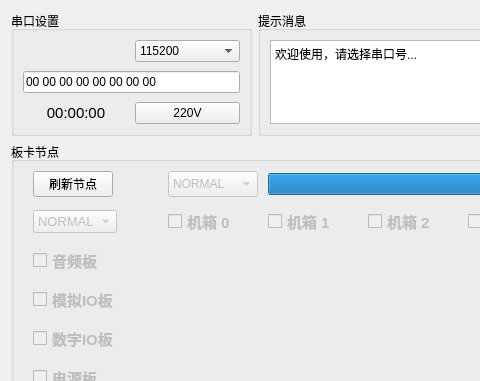
First picture: the form in ProgramUpdate.ui, repository chenzhipeng-hqu/python, before the edit; both pictures show x 0 to 480 and y 0 to 381 of the 991 by 819 pixel window.
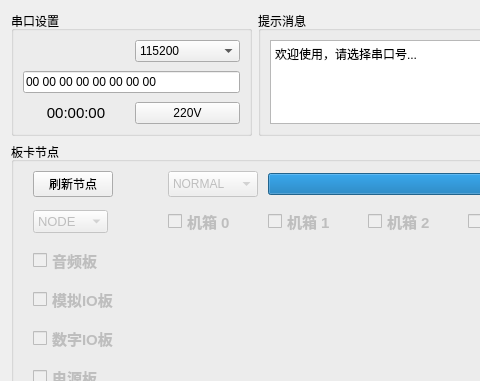
Second picture: the form after the edit.

```diff
--- a/ProgramUpdate.ui
+++ b/ProgramUpdate.ui
@@ -590,14 +590,14 @@
            <enum>Qt::LeftToRight</enum>
           </property>
           <property name="currentText">
-           <string>NORMAL</string>
+           <string>NODE</string>
           </property>
           <property name="frame">
            <bool>true</bool>
           </property>
           <item>
            <property name="text">
-            <string>NORMAL</string>
+            <string>NODE</string>
            </property>
           </item>
           <item>
```
